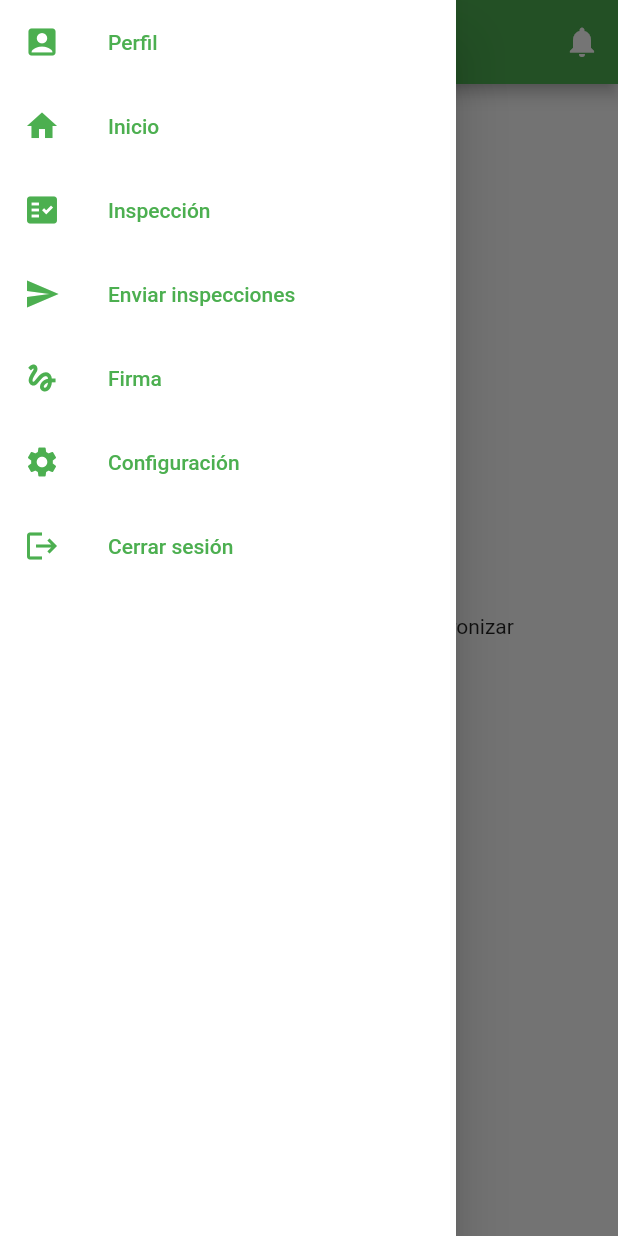
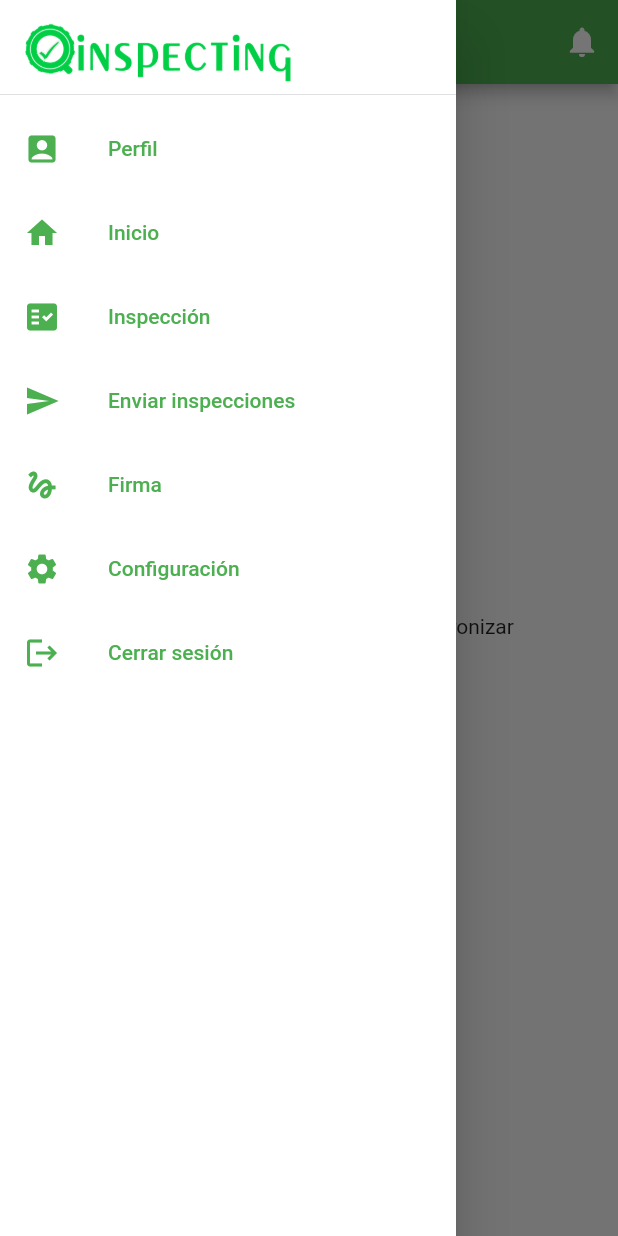
Before and after one commit to eadelson9602/app_qinspecting, a Flutter app: the SendPendingInspectionScree screen opened by its route, with the side drawer open, on a phone screen of 412 x 824 dp. Run offline on Flutter 3.47's test engine with Material 2 defaults, Android fonts, the phone set to English and light mode, and no system bars; drawn by our look-alikes of overlay_support; our stand-ins replace connectivity_plus, date_time_picker, dio, flutter_secure_storage, image_picker, pdf and 2 more; accounts and stored records are empty.

Commit message:
Se agrega header al drawer

```diff
--- a/lib/widgets/custom_drawer.dart
+++ b/lib/widgets/custom_drawer.dart
@@ -16,7 +16,19 @@ class CustomDrawer extends StatelessWidget {
         ),
         child: Drawer(
             child: ListView(
-          children: <Widget>[
+          children: [
+            Container(
+              padding: EdgeInsets.only(left: 10, top: 15),
+              child: Row(
+                children: [
+                  Image(
+                    image: AssetImage('assets/images/logo.png'),
+                    height: 40,
+                  ),
+                ],
+              ),
+            ),
+            Divider(),
             ListTile(
               leading: const Icon(
                 Icons.account_box,
```
